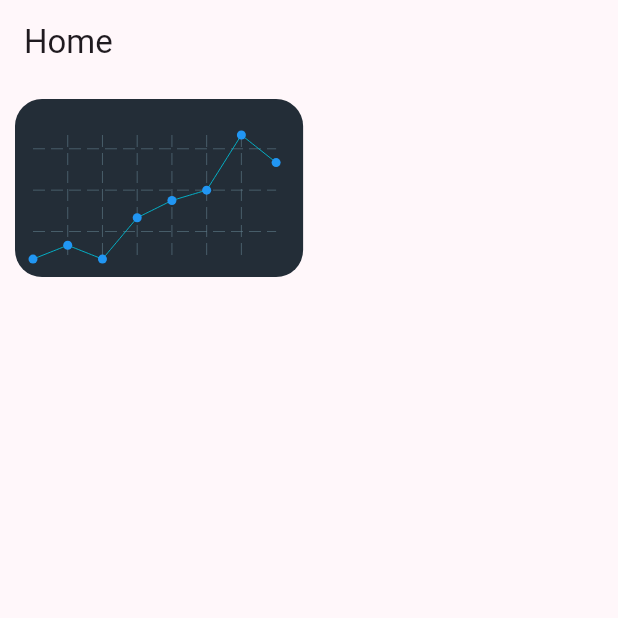
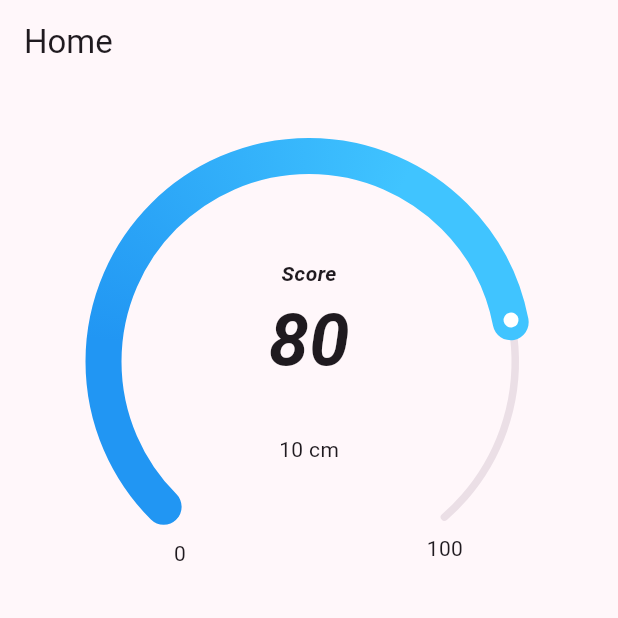
Before and after one commit to chcolte/eye-care, a Flutter app: the screen it shows after launch, on a phone screen of 412 x 824 dp, the top half of it. Run offline on Flutter 3.47's test engine with Material 3 defaults, Android fonts, the phone set to English and light mode, and no system bars; drawn by our look-alikes of fl_chart, syncfusion_flutter_gauges; our stand-ins replace camera.

Commit message:
[feat] score円グラフ（静的な値のみ設定可）のプロトタイプ

```diff
--- a/eye_care/lib/screen/home.dart
+++ b/eye_care/lib/screen/home.dart
@@ -1,5 +1,8 @@
+import 'dart:math';
+
 import 'package:flutter/material.dart';
 import 'package:fl_chart/fl_chart.dart';
+import 'package:syncfusion_flutter_gauges/gauges.dart';
 
 
 class HomePage extends StatefulWidget {
@@ -10,6 +13,8 @@ class HomePage extends StatefulWidget {
 }
 
 class _HomePageState extends State<HomePage> {
+
+
   @override
   Widget build(BuildContext context) {
     double _height = MediaQuery.of(context).size.height;
@@ -24,78 +29,102 @@ class _HomePageState extends State<HomePage> {
           padding: const EdgeInsets.all(10),
           child: Column(
             children: [
-                lineChart(),
+              scoreWidget(80, 10),
             ],
           ),
         )
     );
   }
 
-  Widget lineChart(){
 
-    return FractionallySizedBox(
-      widthFactor: 0.49,
+  // scoreは0~100の値で, diff_cmは今の画面との距離をcmで表示
+  Widget scoreWidget(int score, int diffCm) {
+    const int kMaxScore = 100;
 
-      child: AspectRatio(
-        aspectRatio: 1.618,
-        child: DecoratedBox(
-            decoration: const BoxDecoration(
-              borderRadius: BorderRadius.all(
-                Radius.circular(18),
+    return SfRadialGauge(
+      enableLoadingAnimation: true,
+      axes: <RadialAxis>[
+        RadialAxis(
+          showLabels: false,
+          showTicks: false,
+          radiusFactor: 0.8,
+          maximum: kMaxScore.toDouble(),
+          axisLineStyle: const AxisLineStyle(
+            cornerStyle: CornerStyle.startCurve,
+            thickness: 5,
           ),
-              color: Color(0xff232d37),
+          annotations: <GaugeAnnotation>[
+            GaugeAnnotation(
+              angle: 90,
+              widget: Column(
+                mainAxisSize: MainAxisSize.min,
+                children: <Widget>[
+                  const Text(
+                    'Score',
+                    style: TextStyle(
+                      fontWeight: FontWeight.bold,
+                      fontStyle: FontStyle.italic,
+                      fontSize: 14,
                     ),
-            child: Padding(
-              padding: const EdgeInsets.only(
-                right: 18,
-                left: 12,
-                top: 24,
-                bottom: 12,
-              ),
-              child: LineChart(
-                LineChartData(
-                  gridData: FlGridData(
-                      show: true,
-                      drawHorizontalLine: true,
-                      horizontalInterval: 3.0,
-                      verticalInterval: 1.0
-                  ),
-                  titlesData: FlTitlesData(show: false),
-                  borderData: FlBorderData(show: false),
-                  lineBarsData: [
-                    LineChartBarData(
-                      spots: [
-                        FlSpot(0, 1),
-                        FlSpot(1, 2),
-                        FlSpot(2, 1),
-                        FlSpot(3, 4),
-                        FlSpot(4, 5.25),
-                        FlSpot(5, 6),
-                        FlSpot(6, 10),
-                        FlSpot(7, 8),
-                      ],
-                      isCurved: false,
-                      barWidth: 0.6,
-                      dotData: FlDotData(
-                          show: true,
-                          getDotPainter: (spot, percent, barData, index) =>
-                              FlDotCirclePainter(
-                                radius: 3,
-                                color: Colors.blue,
-                                strokeWidth: 0,
-                              )
                   ),
 
+                  Text(
+                    score.toString(),
+                    style: const TextStyle(
+                      fontWeight: FontWeight.bold,
+                      fontStyle: FontStyle.italic,
+                      fontSize: 48,
+                    ),
+                  ),
+                  Padding(
+                    padding: const EdgeInsets.only(top: 28),
+                    child: Text(
+                      '$diffCm cm',
+                    ),
+                  ),
+
+
+                ],
+              ),
+            ),
+            const GaugeAnnotation(
+              angle: 124,
+              positionFactor: 1.1,
+              widget: Text(
+                '0',
+                style: TextStyle(fontSize:14),
+              ),
+            ),
+            GaugeAnnotation(
+              angle: 54,
+              positionFactor: 1.1,
+              widget: Text(
+                kMaxScore.toString(),
+                style: TextStyle(fontSize:14),
+              ),
+            ),
+          ],
+          pointers: <GaugePointer>[
+            RangePointer(
+              value: score.toDouble(),
+              width: 24,
+              pointerOffset: -9,
+              cornerStyle: CornerStyle.bothCurve,
+              color: Colors.blue,
+              gradient: const SweepGradient(
+                colors: <Color>[Colors.blue, Colors.lightBlueAccent],
+                stops: <double>[0.25, 0.75],
+              ),
+            ),
+            MarkerPointer(
+              value: score.toDouble()-2,
+              color: Colors.white,
+              markerType: MarkerType.circle,
             ),
           ],
         ),
-              ),
-            )
-        ),
-      ),
+      ],
     );
-
-
   }
 
 }
```
Lines whose indentation alone changed are shown as unchanged.
